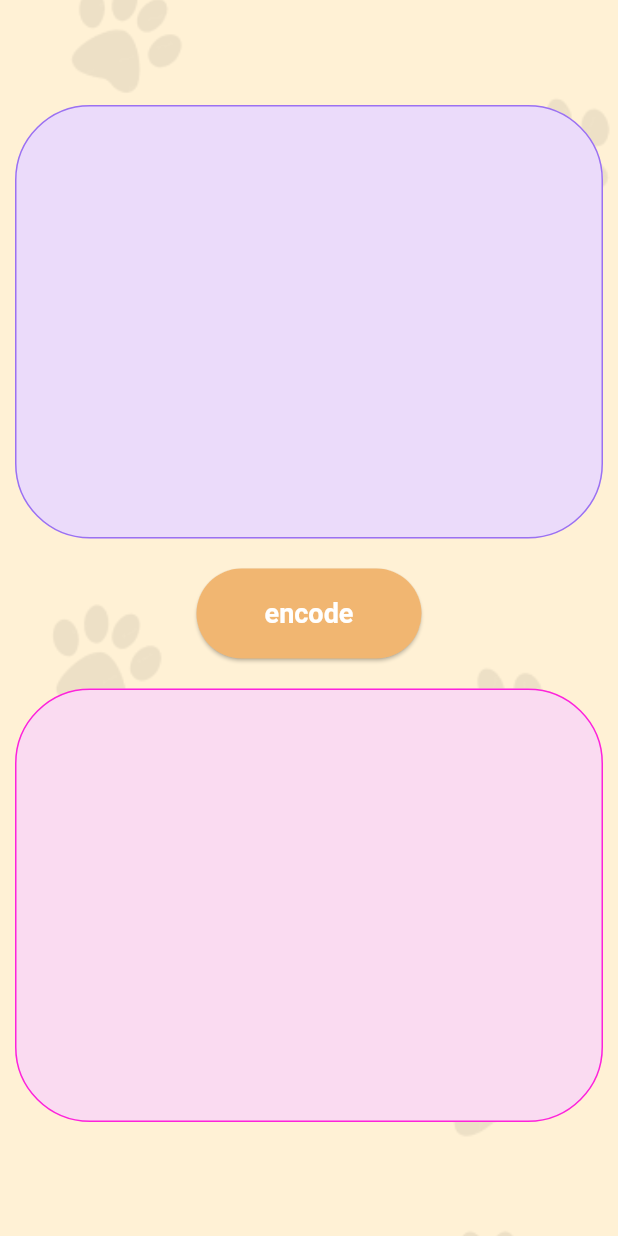
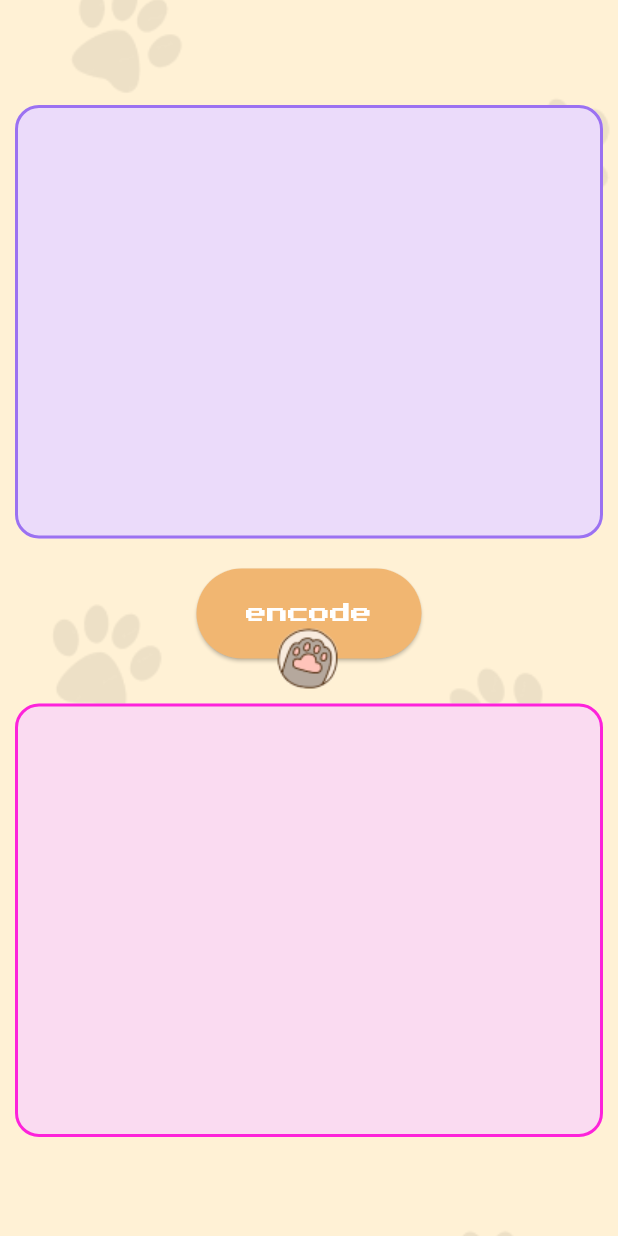
Before and after one commit to nikhil-RGB/nuko-cipher, a Flutter app: the home screen opened directly, on a phone screen of 412 x 824 dp. Run offline on Flutter 3.47's test engine with Material 2 defaults, Android fonts, the light colour scheme and no system bars; our stand-ins replace google_fonts.

Commit message:
💄 Improve Cipher Page UI

```diff
--- a/lib/pages/home.dart
+++ b/lib/pages/home.dart
@@ -1,4 +1,5 @@
 import 'package:flutter/material.dart';
+import 'package:google_fonts/google_fonts.dart';
 
 class home extends StatefulWidget {
   @override
@@ -45,30 +46,33 @@ class _homeState extends State<home> {
                     contentPadding: EdgeInsets.all(40.0),
                     focusedBorder: OutlineInputBorder(
                       borderSide: BorderSide(
+                        width: 3, //<-- SEE HERE
+                        color: const Color(0xFF9B71F1),
+                      ),
+                      borderRadius: BorderRadius.circular(16.0),
+                    ),
+                    enabledBorder: OutlineInputBorder(
+                      borderSide: BorderSide(
                         width: 2, //<-- SEE HERE
                         color: const Color(0xFF9B71F1),
                       ),
-                      borderRadius: BorderRadius.circular(50.0),
-                    ),
-                    enabledBorder: OutlineInputBorder(
-                      borderSide: BorderSide(
-                        width: 1, //<-- SEE HERE
-                        color: const Color(0xFF9B71F1),
-                      ),
-                      borderRadius: BorderRadius.circular(50.0),
+                      borderRadius: BorderRadius.circular(16.0),
                     ),
                   ),
                 ),
                 SizedBox(
                   height: 20,
                 ),
+                Stack(
+                  clipBehavior: Clip.none,
+                  fit: StackFit.loose,
+                  children: [
                     ElevatedButton(
                       onPressed: () {},
                       child: Text(
                         "encode",
-                    style: TextStyle(
-                      fontSize: 18,
-                      fontWeight: FontWeight.bold,
+                        style: GoogleFonts.pressStart2p(
+                          fontSize: 14,
                         ),
                       ),
                       style: ElevatedButton.styleFrom(
@@ -77,13 +81,23 @@ class _homeState extends State<home> {
                         foregroundColor: Colors.white,
                       ),
                     ),
+                    Positioned(
+                      top: 30,
+                      left: 40,
+                      child: Image.asset("assets/images/paw.png"),
+                    ),
+                  ],
+                ),
                 SizedBox(
-                  height: 20,
+                  height: 30,
                 ),
                 TextField(
                   controller: _output,
                   style: const TextStyle(
-                      fontSize: 16, fontWeight: FontWeight.bold),
+                    fontSize: 16,
+                    fontWeight: FontWeight.bold,
+                    color: const Color(0xFFFD23DA),
+                  ),
                   maxLines: 11,
                   keyboardType: TextInputType.multiline,
                   decoration: InputDecoration(
@@ -92,17 +106,17 @@ class _homeState extends State<home> {
                     contentPadding: EdgeInsets.all(40.0),
                     focusedBorder: OutlineInputBorder(
                       borderSide: BorderSide(
+                        width: 3, //<-- SEE HERE
+                        color: const Color(0xFFFD23DA),
+                      ),
+                      borderRadius: BorderRadius.circular(16.0),
+                    ),
+                    enabledBorder: OutlineInputBorder(
+                      borderSide: BorderSide(
                         width: 2, //<-- SEE HERE
                         color: const Color(0xFFFD23DA),
                       ),
-                      borderRadius: BorderRadius.circular(50.0),
-                    ),
-                    enabledBorder: OutlineInputBorder(
-                      borderSide: BorderSide(
-                        width: 1, //<-- SEE HERE
-                        color: const Color(0xFFFD23DA),
-                      ),
-                      borderRadius: BorderRadius.circular(50.0),
+                      borderRadius: BorderRadius.circular(16.0),
                     ),
                   ),
                 ),
```
Also changed, not shown: assets/images/paw.png (added). Lines whose indentation alone changed are shown as unchanged.
